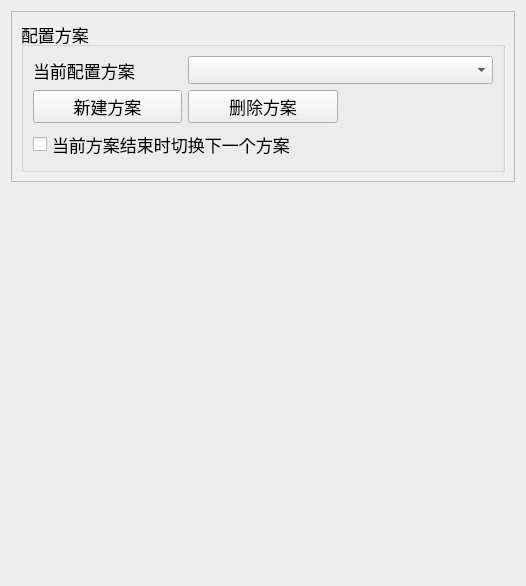
Shasnow/StarRailAssistant, file resources/ui/multi_account.ui: the form before one commit.
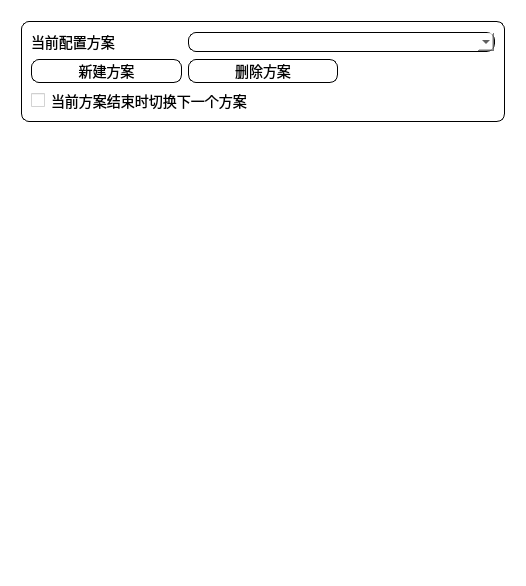
The form after the commit.

What changed in the file:
```diff
--- a/resources/ui/multi_account.ui
+++ b/resources/ui/multi_account.ui
@@ -18,6 +18,12 @@
         <property name="windowTitle">
             <string>Form</string>
         </property>
+        <property name="styleSheet">
+            <string notr="true">background-repeat: no-repeat;
+                background-position: center;
+                background-color: rgba(255, 255, 255, 0.1);
+            </string>
+        </property>
         <layout class="QVBoxLayout" name="verticalLayout">
             <item>
                 <widget class="QScrollArea" name="scrollArea">
@@ -27,6 +33,9 @@
                             <verstretch>0</verstretch>
                         </sizepolicy>
                     </property>
+                    <property name="styleSheet">
+                        <string notr="true">background-color: transparent</string>
+                    </property>
                     <property name="widgetResizable">
                         <bool>true</bool>
                     </property>
@@ -36,18 +45,30 @@
                                 <x>0</x>
                                 <y>0</y>
                                 <width>506</width>
-                                <height>157</height>
+                                <height>110</height>
                             </rect>
                         </property>
                         <layout class="QVBoxLayout" name="verticalLayout_4">
                             <item>
                                 <widget class="QGroupBox" name="groupBox">
+                                    <property name="styleSheet">
+                                        <string notr="true">border-radius: 8px;
+                                            border: 1px solid black;
+                                            background-color: rgba(255, 255, 255, 0.8);
+                                            font-size: 14px;
+                                        </string>
+                                    </property>
                                     <property name="title">
-                                        <string>配置方案</string>
+                                        <string/>
                                     </property>
                                     <layout class="QGridLayout" name="gridLayout_5">
                                         <item row="1" column="0">
                                             <widget class="QPushButton" name="new_plan_button">
+                                                <property name="styleSheet">
+                                                    <string notr="true">border-radius: 8px;
+                                                        border: 0.5px solid black;
+                                                    </string>
+                                                </property>
                                                 <property name="text">
                                                     <string>新建方案</string>
                                                 </property>
@@ -55,6 +76,9 @@
                                         </item>
                                         <item row="0" column="0">
                                             <widget class="QLabel" name="label">
+                                                <property name="styleSheet">
+                                                    <string notr="true">border: none;</string>
+                                                </property>
                                                 <property name="text">
                                                     <string>当前配置方案</string>
                                                 </property>
@@ -62,6 +86,11 @@
                                         </item>
                                         <item row="0" column="1" colspan="2">
                                             <widget class="QComboBox" name="current_config_combobox">
+                                                <property name="styleSheet">
+                                                    <string notr="true">border-radius: 8px;
+                                                        border: 0.5px solid black;
+                                                    </string>
+                                                </property>
                                                 <property name="maxCount">
                                                     <number>5</number>
                                                 </property>
@@ -69,6 +98,9 @@
                                         </item>
                                         <item row="2" column="0" colspan="3">
                                             <widget class="QCheckBox" name="switch2next_checkbox">
+                                                <property name="styleSheet">
+                                                    <string notr="true">border: none;</string>
+                                                </property>
                                                 <property name="text">
                                                     <string>当前方案结束时切换下一个方案</string>
                                                 </property>
@@ -76,6 +108,11 @@
                                         </item>
                                         <item row="1" column="1">
                                             <widget class="QPushButton" name="delete_plan_button">
+                                                <property name="styleSheet">
+                                                    <string notr="true">border-radius: 8px;
+                                                        border: 0.5px solid black;
+                                                    </string>
+                                                </property>
                                                 <property name="text">
                                                     <string>删除方案</string>
                                                 </property>
```
